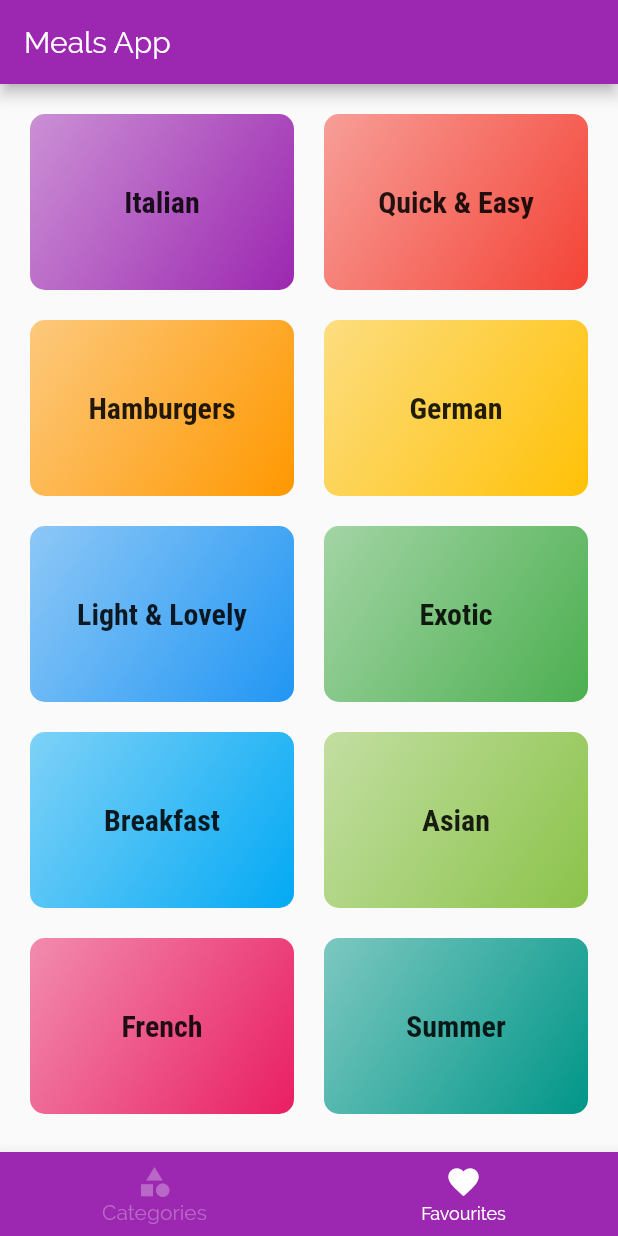
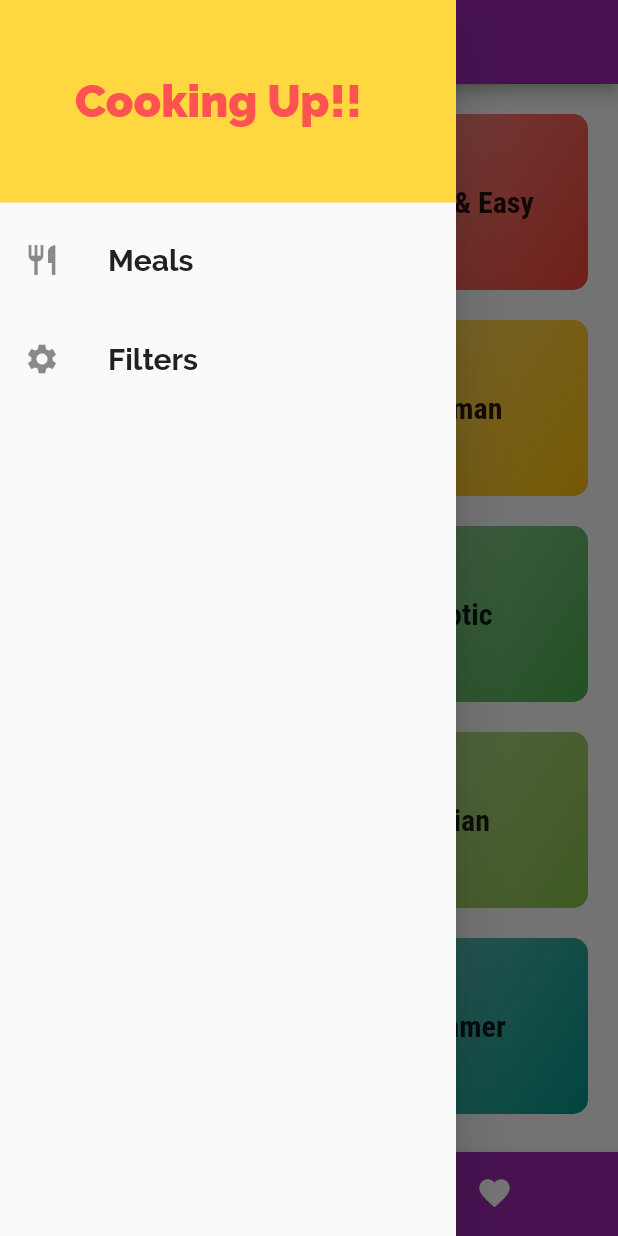
Before and after one commit to ahsanz024/flutter_meals_app, a Flutter app: the screen it shows after launch, with the side drawer open (before the commit the screen has no drawer), on a phone screen of 412 x 824 dp. Run offline on Flutter 3.47's test engine with Material 2 defaults, Android fonts, the phone set to English and light mode, and no system bars.

Commit message:
filters working

```diff
--- a/lib/main.dart
+++ b/lib/main.dart
@@ -1,22 +1,60 @@
 import 'package:flutter/material.dart';
+import 'package:flutter_meals_app/dummy_data.dart';
 import 'package:flutter_meals_app/screens/category_meals_screen.dart';
 import 'package:flutter_meals_app/screens/category_screen.dart';
+import 'package:flutter_meals_app/screens/filters_screen.dart';
 import 'package:flutter_meals_app/screens/meal_details_screen.dart';
 import 'package:flutter_meals_app/screens/tabs_screen.dart';
+
+import 'models/meal.dart';
 
 void main() {
   runApp(MyApp());
 }
 
-class MyApp extends StatelessWidget {
+class MyApp extends StatefulWidget {
   // This widget is the root of your application.
+  @override
+  _MyAppState createState() => _MyAppState();
+}
+
+class _MyAppState extends State<MyApp> {
+  Map<String, bool> _filters = {
+    'gluten': false,
+    'lactose': false,
+    'vegan': false,
+    'vegetarian': false,
+  };
+  List<Meal> _availableMeals = DUMMY_MEALS;
+
+  void _updateFilters(Map<String, bool> updatedFilter) {
+    setState(() {
+      this._filters = updatedFilter;
+
+      this._availableMeals = DUMMY_MEALS.where((meal) {
+        if (_filters['gluten'] && !meal.isGlutenFree) {
+          return false;
+        }
+        if (_filters['lactose'] && !meal.isLactoseFree) {
+          return false;
+        }
+        if (_filters['vegan'] && !meal.isVegan) {
+          return false;
+        }
+        if (_filters['vegetarian'] && !meal.isVegetarian) {
+          return false;
+        }
+        return true;
+      }).toList();
+    });
+  }
+
   @override
   Widget build(BuildContext context) {
     return MaterialApp(
       title: 'Flutter Demo',
       theme: ThemeData(
           primarySwatch: Colors.purple,
-          // accentColor: Colors.purple,
           visualDensity: VisualDensity.adaptivePlatformDensity,
           fontFamily: 'Raleway',
           textTheme: ThemeData.light().textTheme.copyWith(
@@ -27,9 +65,12 @@ class MyApp extends StatelessWidget {
                 fontWeight: FontWeight.bold,
                 fontFamily: 'RobotoCondensed',
               ))),
-      home: TabsScreen(),
       routes: {
-        CategoryMealsScreen.routeName: (ctx) => CategoryMealsScreen(),
+        TabsScreen.routeName: (ctx) => TabsScreen(),
+        FiltersScreen.routeName: (ctx) =>
+            FiltersScreen(_filters, _updateFilters),
+        CategoryMealsScreen.routeName: (ctx) =>
+            CategoryMealsScreen(_availableMeals),
         MealDetailsScreen.routeName: (ctx) => MealDetailsScreen(),
       },
       onUnknownRoute: (settings) => MaterialPageRoute(
--- a/lib/screens/category_screen.dart
+++ b/lib/screens/category_screen.dart
@@ -3,8 +3,6 @@ import 'package:flutter_meals_app/dummy_data.dart';
 import 'package:flutter_meals_app/widgets/category_item.dart';
 
 class CategoryScreen extends StatelessWidget {
-  static const routeName = "/";
-
   CategoryScreen();
 
   @override
--- a/lib/screens/tabs_screen.dart
+++ b/lib/screens/tabs_screen.dart
@@ -1,16 +1,19 @@
 import 'package:flutter/material.dart';
 import 'package:flutter_meals_app/screens/category_screen.dart';
 import 'package:flutter_meals_app/screens/favourites_screen.dart';
+import 'package:flutter_meals_app/widgets/main_drawer.dart';
 
 class TabsScreen extends StatefulWidget {
+  static const routeName = "/";
+
   @override
   _TabsScreenState createState() => _TabsScreenState();
 }
 
 class _TabsScreenState extends State<TabsScreen> {
-  List<Widget> _pages = [
-    CategoryScreen(),
-    FavouritesScreen(),
+  List<Map<String, Object>> _pages = [
+    {'page': CategoryScreen(), 'title': "Categories"},
+    {'page': FavouritesScreen(), 'title': 'Favourites'},
   ];
 
   int _selectedIndex = 0;
@@ -22,24 +25,28 @@ class _TabsScreenState extends State<TabsScreen> {
       bottomNavigationBar: BottomNavigationBar(
         items: [
           BottomNavigationBarItem(
+            backgroundColor: themeData.primaryColor,
             icon: Icon(Icons.category),
             label: "Categories",
           ),
           BottomNavigationBarItem(
+            backgroundColor: themeData.primaryColor,
             icon: Icon(Icons.favorite),
             label: "Favourites",
           ),
         ],
         onTap: selectItem,
         backgroundColor: themeData.primaryColor,
-        selectedItemColor: Colors.purple[300],
+        selectedItemColor: Colors.amber,
         unselectedItemColor: Colors.white,
         currentIndex: _selectedIndex,
+        type: BottomNavigationBarType.shifting,
       ),
       appBar: AppBar(
-        title: Text("Meals App"),
+        title: Text(_pages[_selectedIndex]["title"]),
       ),
-      body: _pages[_selectedIndex],
+      body: _pages[_selectedIndex]["page"],
+      drawer: MainDrawer(),
     );
   }
 
--- /dev/null
+++ b/lib/widgets/main_drawer.dart
@@ -0,0 +1,59 @@
+import 'package:flutter/material.dart';
+import 'package:flutter_meals_app/screens/category_meals_screen.dart';
+import 'package:flutter_meals_app/screens/category_screen.dart';
+import 'package:flutter_meals_app/screens/filters_screen.dart';
+
+class MainDrawer extends StatelessWidget {
+  @override
+  Widget build(BuildContext context) {
+    return Drawer(
+      child: Column(
+        children: [
+          Container(
+            color: Colors.amberAccent,
+            padding: EdgeInsets.all(50),
+            width: double.infinity,
+            child: Text(
+              "Cooking Up!!",
+              textAlign: TextAlign.left,
+              style: TextStyle(
+                fontSize: 30,
+                fontWeight: FontWeight.w900,
+                color: Colors.redAccent,
+              ),
+            ),
+          ),
+          SizedBox(
+            height: 10,
+          ),
+          getRowItem(
+            "Meals",
+            Icons.restaurant,
+            () => Navigator.of(context).pushReplacementNamed("/"),
+          ),
+          SizedBox(
+            height: 10,
+          ),
+          getRowItem(
+            "Filters",
+            Icons.settings,
+            () => Navigator.of(context)
+                .pushReplacementNamed(FiltersScreen.routeName),
+          ),
+        ],
+      ),
+    );
+  }
+
+  Widget getRowItem(String label, IconData icon, Function func) {
+    return ListTile(
+      leading: Icon(icon),
+      title: Text(
+        label,
+        style: TextStyle(
+            fontSize: 20, fontWeight: FontWeight.w700, color: Colors.grey[900]),
+      ),
+      onTap: func,
+    );
+  }
+}
```
Also changed, not shown: lib/screens/category_meals_screen.dart (+7 -3 lines), lib/screens/filters_screen.dart (added, +124 -0 lines).
